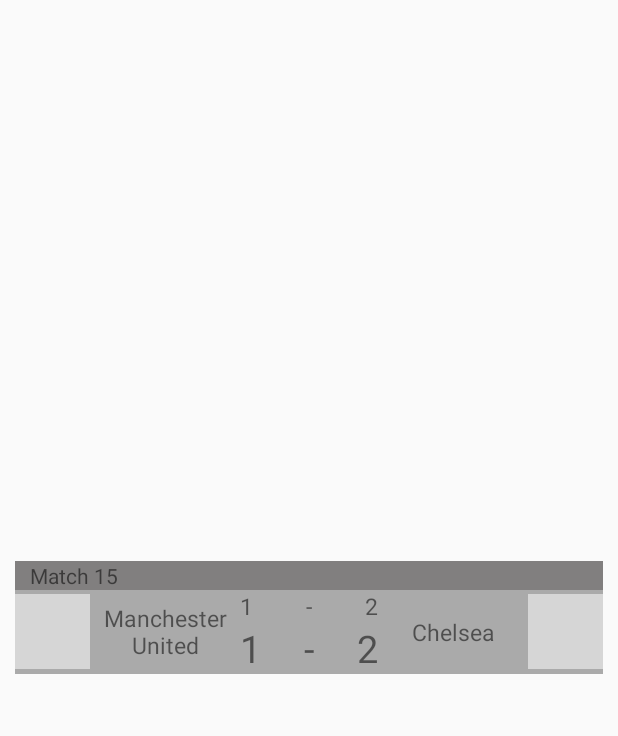
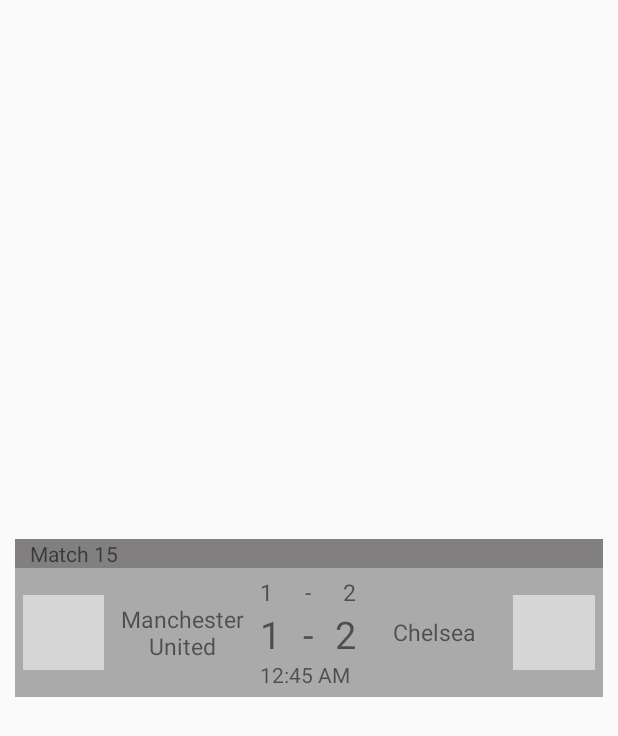
Before and after one commit to hussamh10/hassad, an Android app: the layout match_card.xml on its own in the app's theme, with its tools: preview values and no code run, on a phone screen of 412 x 824 dp. Shown: the top 736 px of the screen. Run offline under Robolectric (Android 15) with nearby library versions, the phone set to English and light mode, and no system bars; grey boxes are pictures that could not be loaded.

Commit message:
Match Card

```diff
--- a/app/src/main/res/layout/match_card.xml
+++ b/app/src/main/res/layout/match_card.xml
@@ -19,7 +19,9 @@
         android:orientation="horizontal"
         android:layout_width="match_parent"
         android:layout_height="wrap_content"
-        android:layout_gravity="center">
+        android:layout_gravity="center"
+        android:layout_weight="5"
+        android:padding="5dp">
 
         <ImageView
             android:id="@+id/home_team_img"
@@ -28,7 +30,8 @@
             android:layout_gravity="center"
             android:paddingBottom="5dp"
             android:paddingTop="5dp"
-            android:src="@drawable/manchester_united"/>
+            android:src="@drawable/manchester_united"
+            android:layout_weight="1"/>
 
         <TextView
             android:layout_width="100dp"
@@ -37,10 +40,11 @@
             android:textSize="15sp"
             android:layout_gravity="center"
             android:textAlignment="center"
-            android:text="Manchester United"/>
+            android:text="Manchester United"
+            android:layout_weight="1"/>
 
         <LinearLayout
-            android:layout_width="match_parent"
+            android:layout_width="wrap_content"
             android:layout_height="wrap_content"
             android:orientation="vertical"
             android:layout_gravity="center"
@@ -115,6 +119,13 @@
 
             </LinearLayout>
 
+            <TextView
+                android:layout_width="wrap_content"
+                android:layout_height="wrap_content"
+                android:id="@+id/match_time"
+                android:gravity="center"
+                android:text="12:45 AM"/>
+
         </LinearLayout>
 
         <TextView
@@ -124,7 +135,8 @@
             android:textSize="15sp"
             android:layout_gravity="center"
             android:textAlignment="center"
-            android:text="Chelsea"/>
+            android:text="Chelsea"
+            android:layout_weight="1"/>
 
         <ImageView
             android:id="@+id/away_team_img"
@@ -133,7 +145,8 @@
             android:layout_gravity="center"
             android:paddingBottom="5dp"
             android:paddingTop="5dp"
-            android:src="@drawable/chelsea"/>
+            android:src="@drawable/chelsea"
+            android:layout_weight="1"/>
 
     </LinearLayout>
 
```
